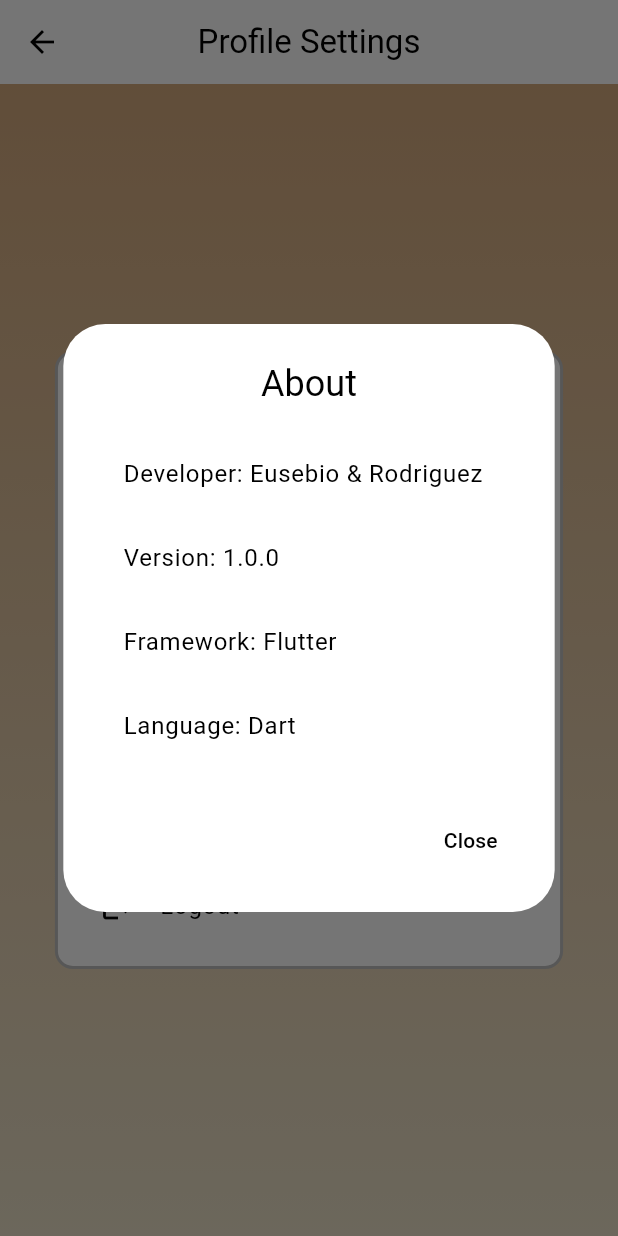
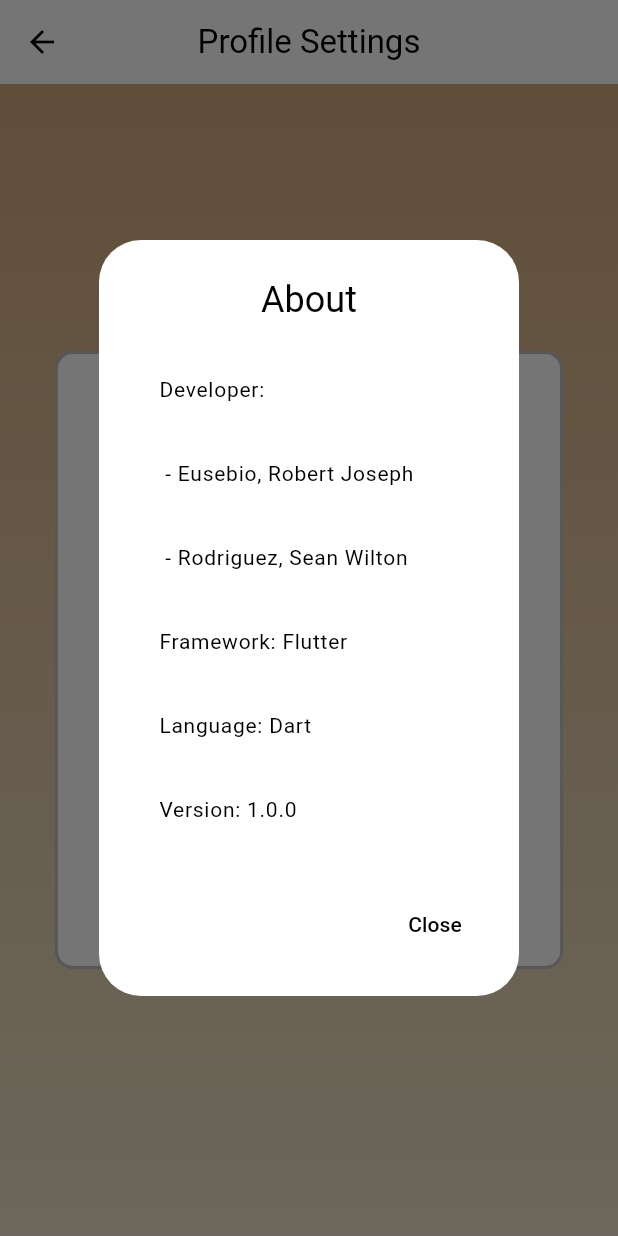
Before and after one commit to shazkun/Learnbound, a Flutter app: the ProfileSettingsScreen screen opened directly with empty values, after a tap on "About", on a phone screen of 412 x 824 dp. Run offline on Flutter 3.47's test engine with Material 3 defaults, Android fonts, the light colour scheme and no system bars; our stand-ins replace flutter_riverpod, image_picker, loading_animation_widget, shared_preferences, sqflite, sqflite_common_ffi; accounts and stored records are empty.

Commit message:
change about

```diff
--- a/lib/screen/profile_screen.dart
+++ b/lib/screen/profile_screen.dart
@@ -145,10 +145,12 @@ class _ProfileSettingsScreenState extends State<ProfileSettingsScreen> {
 
 void _about(BuildContext context) async {
     List<String> lines = [
-    "Developer: Eusebio & Rodriguez",
-      "Version: 1.0.0",
+    "Developer:",
+    " - Eusebio, Robert Joseph ",
+     " - Rodriguez, Sean Wilton ",
+
       "Framework: Flutter",
-      "Language: Dart",
+      "Language: Dart",  "Version: 1.0.0",
     ];
 
     showDialog(
@@ -162,7 +164,7 @@ void _about(BuildContext context) async {
               children: lines
                   .map((line) => ListTile(
                       // Optional leading icon
-                        title: Text(line), // Display the line as plain text
+                        title: Text(line, style: TextStyle(fontSize: 14),), // Display the line as plain text
                       ))
                   .toList(),
             ),
```
